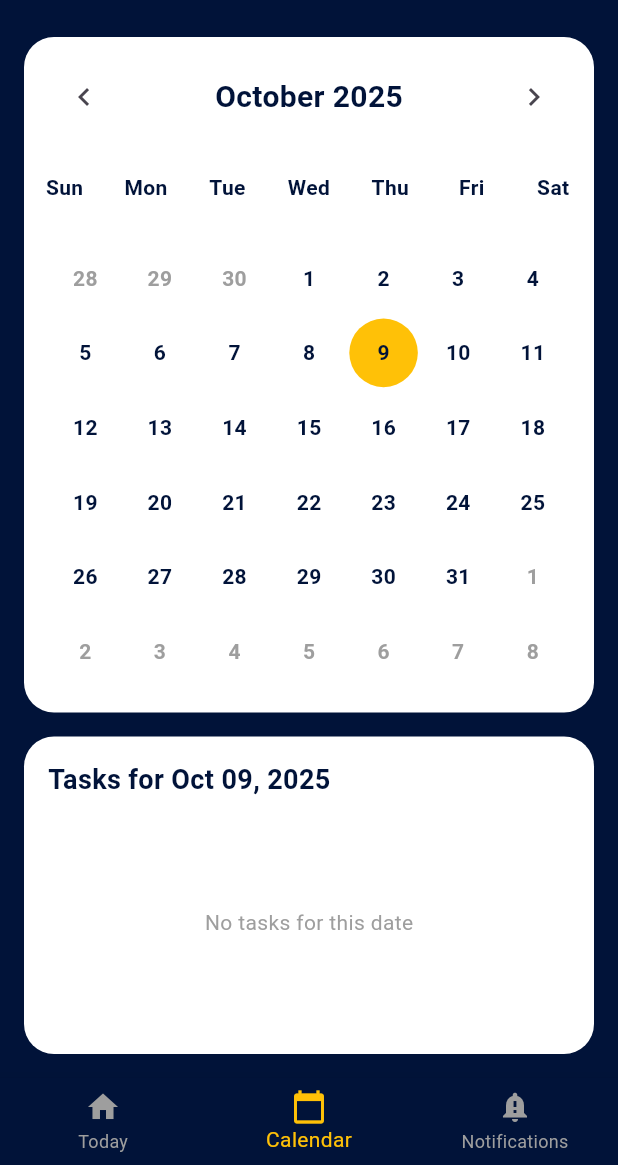
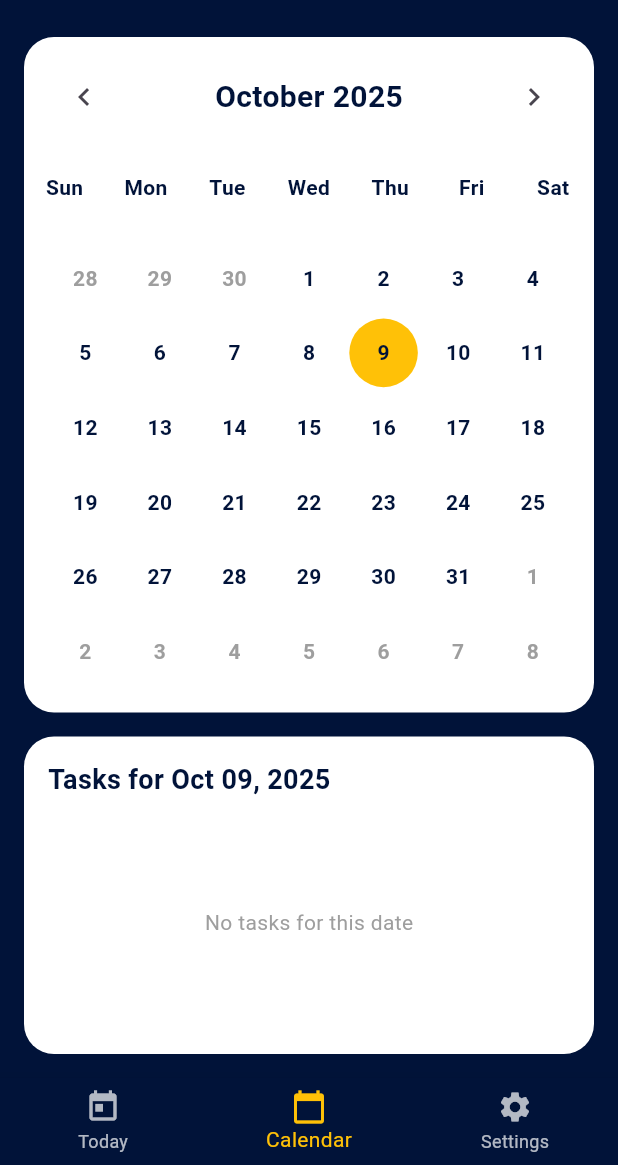
Before and after one commit to Dushimepaulette1/study_planner_app, a Flutter app: the screen it shows after launch, item 2 of the bottom bar chosen, on a phone screen of 412 x 824 dp, the part 71-1236 px from its top. Run offline on Flutter 3.47's test engine with Material 3 defaults, Android fonts, the phone set to English and light mode, and no system bars; our stand-ins replace shared_preferences.

Commit message:
changed the imports to be study_planner_app omstead of individual assignment

```diff
--- a/lib/main.dart
+++ b/lib/main.dart
@@ -1,34 +1,31 @@
 import 'package:flutter/material.dart';
-import 'package:individual_assignment_1/screens/calendar_screen.dart';
-import 'package:individual_assignment_1/screens/settings_screen.dart';
-import 'package:individual_assignment_1/screens/today_screen.dart';
+import 'package:study_planner_app/screens/today_screen.dart';
+import 'package:study_planner_app/screens/calendar_screen.dart';
+import 'package:study_planner_app/screens/settings_screen.dart';
+import 'package:study_planner_app/utils/colors.dart';
 
-class CustomColors {
-  static const Color primaryBackground = Color(0xFF011339); // Your dark blue
-  static const Color appBarColor = Color(0xFF011339); // Same color for app bar
+void main() {
+  runApp(const StudyPlannerApp());
 }
 
-void main() {
-  runApp(const StudyPlanner());
+class StudyPlannerApp extends StatefulWidget {
+  const StudyPlannerApp({super.key});
+
+  @override
+  State<StudyPlannerApp> createState() => _StudyPlannerAppState();
 }
 
-class StudyPlanner extends StatefulWidget {
-  const StudyPlanner({super.key});
+class _StudyPlannerAppState extends State<StudyPlannerApp> {
+  int _selectedIndex = 0;
+  final List<Widget> _screens = [
+    const TodayScreen(),
+    const CalendarScreen(),
+    const SettingsScreen(),
+  ];
 
-  @override
-  State<StudyPlanner> createState() => _StudyPlannerState();
-}
-
-class _StudyPlannerState extends State<StudyPlanner> {
-  int _selectedItem = 0;
-  static const List<Widget> _widgetOptions = <Widget>[
-    TodayScreen(),
-    CalendarScreen(),
-    SettingsScreen(),
-  ];
   void _onItemTapped(int index) {
     setState(() {
-      _selectedItem = index;
+      _selectedIndex = index;
     });
   }
 
@@ -37,29 +34,34 @@ class _StudyPlannerState extends State<StudyPlanner> {
     return MaterialApp(
       title: 'Study Planner',
       theme: ThemeData(
-        scaffoldBackgroundColor: CustomColors.primaryBackground,
-        appBarTheme: AppBarTheme(backgroundColor: CustomColors.appBarColor),
-        textTheme: TextTheme(bodyLarge: TextStyle(color: Colors.white)),
+        primarySwatch: Colors.blue,
+        scaffoldBackgroundColor: AppColors.primaryBackground,
+        appBarTheme: AppBarTheme(
+          backgroundColor: AppColors.appBarColor,
+          foregroundColor: Colors.white,
+        ),
+        bottomNavigationBarTheme: BottomNavigationBarThemeData(
+          backgroundColor: AppColors.appBarColor,
+          selectedItemColor: AppColors.accentColor,
+          unselectedItemColor: Colors.white70,
+        ),
+        useMaterial3: true,
       ),
       home: Scaffold(
-        body: Center(child: _widgetOptions.elementAt(_selectedItem)),
-
+        body: _screens[_selectedIndex],
         bottomNavigationBar: BottomNavigationBar(
-          backgroundColor: CustomColors.primaryBackground,
-          items: const <BottomNavigationBarItem>[
-            BottomNavigationBarItem(icon: Icon(Icons.home), label: "Today"),
+          items: const [
+            BottomNavigationBarItem(icon: Icon(Icons.today), label: 'Today'),
             BottomNavigationBarItem(
               icon: Icon(Icons.calendar_today),
-              label: "Calendar",
+              label: 'Calendar',
             ),
             BottomNavigationBarItem(
-              icon: Icon(Icons.notification_important),
-              label: "Notifications",
+              icon: Icon(Icons.settings),
+              label: 'Settings',
             ),
           ],
-          currentIndex: _selectedItem,
-          selectedItemColor: Colors.amber,
-          unselectedItemColor: Colors.grey,
+          currentIndex: _selectedIndex,
           onTap: _onItemTapped,
         ),
       ),
--- a/lib/screens/calendar_screen.dart
+++ b/lib/screens/calendar_screen.dart
@@ -1,8 +1,9 @@
 import 'package:flutter/material.dart';
-import 'package:individual_assignment_1/main.dart';
+import 'package:study_planner_app/main.dart';
 import 'package:intl/intl.dart'; // ADDED: For date formatting
-import 'package:individual_assignment_1/services/storage_services.dart'; // FIXED: Correct import path
-import 'package:individual_assignment_1/models/task.dart'; // ADDED: Import Task model
+import 'package:study_planner_app/services/storage_services.dart'; // FIXED: Correct import path
+import 'package:study_planner_app/models/task.dart'; // ADDED: Import Task model
+import 'package:study_planner_app/utils/colors.dart'; // ADDED: Import colors
 
 class CalendarScreen extends StatefulWidget {
   const CalendarScreen({super.key});
@@ -20,9 +21,9 @@ class _CalendarScreenState extends State<CalendarScreen> {
   @override
   Widget build(BuildContext context) {
     return Scaffold(
-      backgroundColor: CustomColors.primaryBackground,
+      backgroundColor: AppColors.primaryBackground,
       appBar: AppBar(
-        backgroundColor: CustomColors.primaryBackground,
+        backgroundColor: AppColors.primaryBackground,
         title: Text(
           "My Study Planner",
           style: TextStyle(
@@ -70,7 +71,7 @@ class _CalendarScreenState extends State<CalendarScreen> {
                           style: TextStyle(
                             fontSize: 20.0,
                             fontWeight: FontWeight.bold,
-                            color: CustomColors.primaryBackground,
+                            color: AppColors.primaryBackground,
                           ),
                         ),
                         IconButton(
@@ -101,7 +102,7 @@ class _CalendarScreenState extends State<CalendarScreen> {
                                     textAlign: TextAlign.center,
                                     style: TextStyle(
                                       fontWeight: FontWeight.bold,
-                                      color: CustomColors.primaryBackground,
+                                      color: AppColors.primaryBackground,
                                     ),
                                   ),
                                 ),
@@ -157,7 +158,7 @@ class _CalendarScreenState extends State<CalendarScreen> {
                                 date.day.toString(),
                                 style: TextStyle(
                                   color: date.month == _currentMonth.month
-                                      ? CustomColors.primaryBackground
+                                      ? AppColors.primaryBackground
                                       : Colors.grey,
                                   fontWeight: FontWeight.bold,
                                 ),
@@ -193,7 +194,7 @@ class _CalendarScreenState extends State<CalendarScreen> {
                         style: TextStyle(
                           fontSize: 18.0,
                           fontWeight: FontWeight.bold,
-                          color: CustomColors.primaryBackground,
+                          color: AppColors.primaryBackground,
                         ),
                       ),
                       SizedBox(height: 10),
--- a/lib/screens/new_task_screen.dart
+++ b/lib/screens/new_task_screen.dart
@@ -1,6 +1,6 @@
 import 'package:flutter/material.dart';
-import 'package:individual_assignment_1/models/task.dart';
-import 'package:individual_assignment_1/services/storage_services.dart';
+import 'package:study_planner_app/models/task.dart';
+import 'package:study_planner_app/services/storage_services.dart';
 
 class NewTaskScreen extends StatefulWidget {
   const NewTaskScreen({super.key});
--- a/lib/screens/today_screen.dart
+++ b/lib/screens/today_screen.dart
@@ -1,7 +1,8 @@
 import 'package:flutter/material.dart';
-import 'package:individual_assignment_1/main.dart';
-import 'package:individual_assignment_1/screens/calendar_screen.dart';
-import 'package:individual_assignment_1/screens/new_task_screen.dart';
+import 'package:study_planner_app/main.dart';
+import 'package:study_planner_app/screens/calendar_screen.dart';
+import 'package:study_planner_app/screens/new_task_screen.dart';
+import 'package:study_planner_app/utils/colors.dart';
 
 class TodayScreen extends StatelessWidget {
   const TodayScreen({super.key});
@@ -45,7 +46,7 @@ class TodayScreen extends StatelessWidget {
                             "Remind Tasks",
                             style: TextStyle(
                               fontSize: 25.0,
-                              color: CustomColors.appBarColor,
+                              color: AppColors.appBarColor,
                               fontWeight: FontWeight.bold,
                             ),
                           ),
@@ -55,12 +56,12 @@ class TodayScreen extends StatelessWidget {
                             "Read Chapter 1",
                             style: TextStyle(
                               fontSize: 25.0,
-                              color: CustomColors.appBarColor,
+                              color: AppColors.appBarColor,
                               fontWeight: FontWeight.bold,
                             ),
                           ),
                           leading: CircleAvatar(
-                            backgroundColor: CustomColors.primaryBackground,
+                            backgroundColor: AppColors.primaryBackground,
                             radius: 5.0,
                           ),
                         ),
@@ -69,12 +70,12 @@ class TodayScreen extends StatelessWidget {
                             "Assignment 1",
                             style: TextStyle(
                               fontSize: 25.0,
-                              color: CustomColors.appBarColor,
+                              color: AppColors.appBarColor,
                               fontWeight: FontWeight.bold,
                             ),
                           ),
                           leading: CircleAvatar(
-                            backgroundColor: CustomColors.primaryBackground,
+                            backgroundColor: AppColors.primaryBackground,
                             radius: 5.0,
                           ),
                         ),
@@ -83,12 +84,12 @@ class TodayScreen extends StatelessWidget {
                             "Review Flashcards",
                             style: TextStyle(
                               fontSize: 25.0,
-                              color: CustomColors.appBarColor,
+                              color: AppColors.appBarColor,
                               fontWeight: FontWeight.bold,
                             ),
                           ),
                           leading: CircleAvatar(
-                            backgroundColor: CustomColors.primaryBackground,
+                            backgroundColor: AppColors.primaryBackground,
                             radius: 5.0,
                           ),
                         ),
--- a/pubspec.yaml
+++ b/pubspec.yaml
@@ -1,4 +1,4 @@
-name: individual_assignment_1
+name: study_planner_app
 description: "A new Flutter project."
 # The following line prevents the package from being accidentally published to
 # pub.dev using `flutter pub publish`. This is preferred for private packages.
```
Also changed, not shown: 1 other file.
